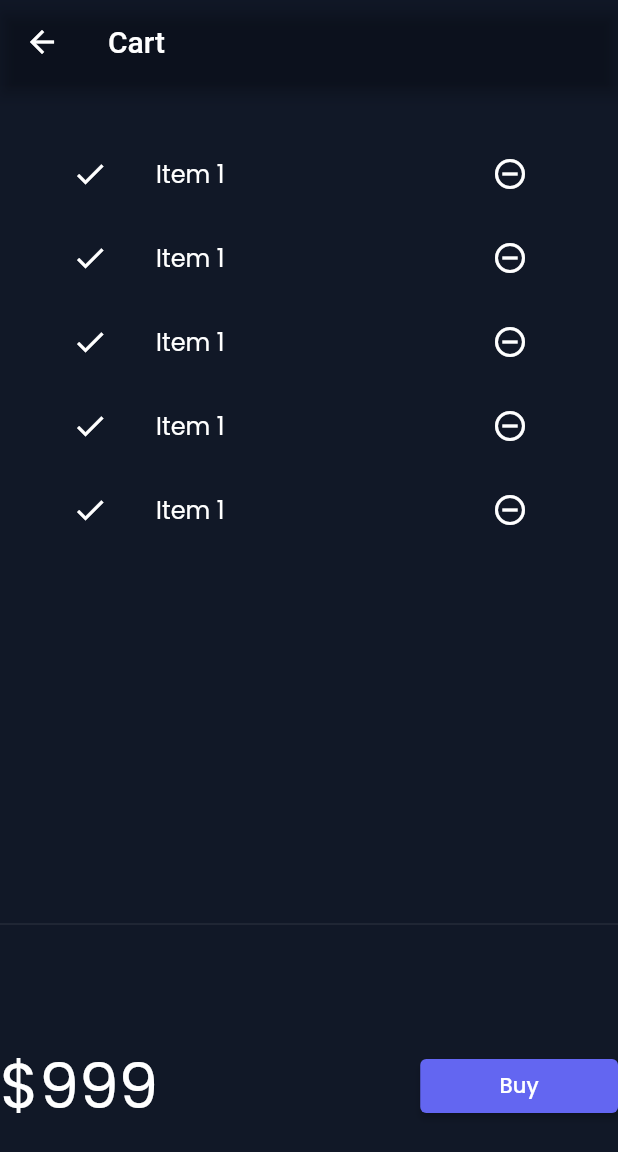
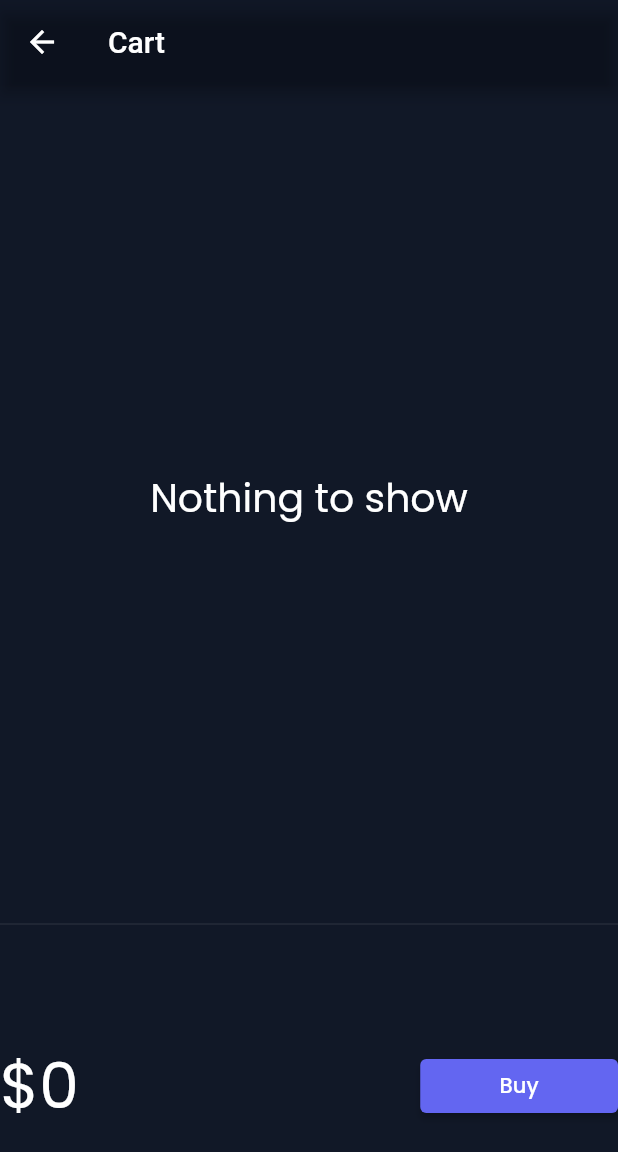
Before and after one commit to VanshitaKanodia/Catalog_app, a Flutter app: the HomePage screen opened by its route, after a tap on an icon or button, on a phone screen of 412 x 824 dp. Shown: the top 1152 px of the screen. Run offline on Flutter 3.47's test engine with Material 2 defaults, Android fonts, the phone set to English and light mode, and no system bars; drawn by our look-alikes of velocity_x; our stand-ins replace google_fonts; network calls fail.

Commit message:
state management in progress

```diff
--- a/lib/models/cart.dart
+++ b/lib/models/cart.dart
@@ -1,7 +1,11 @@
 import 'package:commercial_app/models/catalog.dart';
 
 class CartModel {
-  //Catalog fields
+  // static final cartModel = CartModel._internal();
+  // CartModel._internal();
+  // factory CartModel() => cartModel;
+
+  // catalog fields
   late CatalogModel _catalog;
 
   //Collection of IDs, store items of each id
--- a/lib/models/catalog.dart
+++ b/lib/models/catalog.dart
@@ -1,7 +1,12 @@
+
+class CatalogModel {
+
+  // static final catModel = CatalogModel._internal();
+  // CatalogModel._internal();
+  // factory CatalogModel() => catModel;
 
 
-class CatalogModel {
-  static List<Item> items = [];
+  static late List<Item> items;
   // = [
   //   Item(
   //   id: 'Codepur001',
@@ -14,20 +19,20 @@ class CatalogModel {
   // ];
 
   //Get item by ID
-  Item getById(int id) => items.firstWhere((element) => element.id == id, orElse: null);
+  // ignore: null_closures
+  Item getById(dynamic id) => items.firstWhere((element) => element.id == id, orElse: null);
 
   //Get item by position
-  Item getByPos(int pos) => items[pos];
-
+  Item getByPosition(int pos) => items[pos];
 }
 
   class Item {
-    late final int id;
-    late final String name;
-    late final String desc;
-    late final num price;
-    late final String color;
-    late final String image;
+    final int id;
+    final String name;
+    final String desc;
+    final num price;
+    final String color;
+    final String image;
 
 
     Item(
@@ -36,7 +41,7 @@ class CatalogModel {
 
 //factory is used as we are calling final functions or it helps in choosing from the list of the items
     factory Item.fromMap(Map<String, dynamic> map){
-     return Item(
+      return Item(
         id: map['id'],
         price: map['price'],
         color: map['color'],
--- a/lib/pages/cart_page.dart
+++ b/lib/pages/cart_page.dart
@@ -1,8 +1,11 @@
+import 'package:commercial_app/models/cart.dart';
 import 'package:flutter/material.dart';
 import 'package:velocity_x/velocity_x.dart';
 
 
 class CartPage extends StatelessWidget {
+  const CartPage({Key? key}) : super(key: key);
+
 
   @override
   Widget build(BuildContext context) {
@@ -14,8 +17,8 @@ class CartPage extends StatelessWidget {
       ),
       body: Column(
         children: [
-          _CartList().p32().expand(),
-          Divider(),
+           _CartList().p32().expand(),
+           Divider(),
           _CartTotal(),
         ],
       ),
@@ -25,17 +28,18 @@ class CartPage extends StatelessWidget {
 
 
 class _CartTotal extends StatelessWidget {
-  const _CartTotal({Key? key}) : super(key: key);
-
+  final _cart = CartModel();
   @override
   Widget build(BuildContext context) {
-    return SizedBox(height: 200,
+    return SizedBox(
+      height: 200,
     child: Row(
       mainAxisAlignment: MainAxisAlignment.spaceBetween,
       children: [
-        "\$999".text.xl5.color(context.theme.accentColor).make(),
+        "\$${_cart.totalPrice}".text.xl5.color(context.theme.accentColor).make(),
         30.widthBox,
-        ElevatedButton(onPressed: (){
+        ElevatedButton(
+          onPressed: (){
           ScaffoldMessenger.of(context).showSnackBar(SnackBar(content: "Buying not supported yet".text.make()));
         },
           style: ButtonStyle(backgroundColor:
@@ -43,28 +47,26 @@ class _CartTotal extends StatelessWidget {
             child: "Buy".text.white.make(),
         ).w32(context),
       ],
-    ),);
+    ),
+    );
   }
 }
 
 
-class _CartList extends StatefulWidget {
-  const _CartList({Key? key}) : super(key: key);
-
-  @override
-  State<_CartList> createState() => _CartListState();
-}
-
-class _CartListState extends State<_CartList> {
+class _CartList extends StatelessWidget{
+  final _cart = CartModel();
   @override
   Widget build(BuildContext context) {
-    return ListView.builder(
-      itemCount: 5,
+    return _cart.items.isEmpty?"Nothing to show".text.xl3.makeCentered() : ListView.builder(
+      itemCount: _cart.items.length,
       itemBuilder: (context, index) => ListTile(
         leading: Icon(Icons.done),
-        trailing: IconButton(onPressed: (){},
+        trailing: IconButton(onPressed: (){
+          _cart.remove(_cart.items[index]);
+          // setState(() {});
+        },
             icon: Icon(Icons.remove_circle_outline)),
-        title: "Item 1".text.make(),
+        title:_cart.items[index].name.text.make(),
       )
     );
   }
--- a/lib/pages/home_page.dart
+++ b/lib/pages/home_page.dart
@@ -12,13 +12,15 @@ import '../widgets/home_widgets/catalog_list.dart';
 
 
 class HomePage extends StatefulWidget {
+  const HomePage({Key? key}) : super(key: key);
+
   @override
   State<HomePage> createState() => _HomePageState();
 }
 
 
-final int days = 30;
-final String name = 'Vanshita';
+const int days = 30;
+const String name = 'Vanshita';
 
 class _HomePageState extends State<HomePage> {
 
@@ -32,9 +34,9 @@ class _HomePageState extends State<HomePage> {
   }
 
   loadData() async {
-    await Future.delayed(Duration(seconds: 1));
-    final catelogJson = await rootBundle.loadString('files/catelog.json');
-    final decodedData = jsonDecode(catelogJson);
+    await Future.delayed(const Duration(seconds: 1));
+    final catalogJson = await rootBundle.loadString('files/catelog.json');
+    final decodedData = jsonDecode(catalogJson);
     var productData = decodedData["products"];
     CatalogModel.items =
         List.from(productData).map<Item>((item) => Item.fromMap(item)).toList();
@@ -47,11 +49,11 @@ class _HomePageState extends State<HomePage> {
   @override
   Widget build(BuildContext context) {
     return Scaffold(
-      backgroundColor: Theme.of(context).cardColor,
+      backgroundColor: context.canvasColor,
       floatingActionButton: FloatingActionButton(
         onPressed: ()=> Navigator.pushNamed(context, MyRoutes.cartRoute),
-        backgroundColor: Theme.of(context).buttonColor,
-        child: Icon(CupertinoIcons.cart,
+        backgroundColor: context.theme.buttonColor,
+        child: const Icon(CupertinoIcons.cart,
         color: Colors.white,
         ),
       ),
@@ -67,7 +69,7 @@ class _HomePageState extends State<HomePage> {
                 //We just expand a widget by writing expand only
                CatalogList().py16().expand()
               else
-                CircularProgressIndicator().centered().expand(),
+                const CircularProgressIndicator().centered().expand(),
             ],
           ),
         ),
--- /dev/null
+++ b/lib/widgets/home_widgets/add_to_cart.dart
@@ -0,0 +1,37 @@
+import 'package:flutter/cupertino.dart';
+import 'package:flutter/material.dart';
+import 'package:velocity_x/velocity_x.dart';
+import '../../models/cart.dart';
+import '../../models/catalog.dart';
+
+
+class AddToCart extends StatelessWidget {
+  final Item catalog;
+
+  AddToCart({required this.catalog});
+
+  final _cart = CartModel();
+
+  @override
+  Widget build(BuildContext context) {
+    bool isInCart = _cart.items.contains(catalog) ? true : false;
+    return ElevatedButton(
+      style: ButtonStyle(
+          backgroundColor: MaterialStateProperty.all(Theme
+              .of(context)
+              .buttonColor),
+          shape: MaterialStateProperty.all(const StadiumBorder())
+      ),
+      onPressed: () {
+        if (!isInCart) {
+          isInCart = isInCart.toggle();
+          final _catalog = CatalogModel();
+          _cart.catalog = _catalog;
+          _cart.add(catalog);
+          // setState(() {});
+        }
+      },
+      child: isInCart ? Icon(Icons.done) : Icon(CupertinoIcons.cart_badge_plus),
+    );
+  }
+}
--- a/lib/widgets/home_widgets/catalog_list.dart
+++ b/lib/widgets/home_widgets/catalog_list.dart
@@ -2,13 +2,13 @@ import 'package:commercial_app/pages/home_detail_page.dart';
 import 'package:flutter/material.dart';
 import 'package:velocity_x/velocity_x.dart';
 import 'package:commercial_app/models/catalog.dart';
+import 'add_to_cart.dart';
 import 'catalog_image.dart';
 
 
 
-
-
 class CatalogList extends StatelessWidget {
+  const CatalogList({Key? key}) : super(key: key);
 
   @override
   Widget build(BuildContext context) {
@@ -29,7 +29,8 @@ class CatalogList extends StatelessWidget {
 
 class CatalogItem extends StatelessWidget {
   final Item catalog;
-  CatalogItem({required this.catalog}): assert(catalog != null);
+
+  const CatalogItem({Key? key, required this.catalog}) : super(key: key);
 
   @override
   Widget build(BuildContext context) {
@@ -46,7 +47,12 @@ class CatalogItem extends StatelessWidget {
               crossAxisAlignment: CrossAxisAlignment.start,
               mainAxisAlignment: MainAxisAlignment.center,
               children: [
-                catalog.name.text.lg.color(Theme.of(context).accentColor).bold.make(),
+                catalog.name.text.lg
+                    .color(Theme
+                    .of(context)
+                    .accentColor)
+                    .bold
+                    .make(),
                 catalog.desc.text.textStyle(context.captionStyle).make(),
                 10.heightBox,
                 ButtonBar(
@@ -54,20 +60,18 @@ class CatalogItem extends StatelessWidget {
                   buttonPadding: EdgeInsets.zero,
                   children: [
                     '\$${catalog.price}'.text.bold.xl.make(),
-                    ElevatedButton(
-                      style: ButtonStyle(
-                          backgroundColor: MaterialStateProperty.all(Theme.of(context).buttonColor),
-                          shape: MaterialStateProperty.all(StadiumBorder())
-                      ),
-                      onPressed: (){},
-                      child: 'Add to cart'.text.make(),
-                    )
+                    AddToCart(catalog: catalog),
                   ],
                 ).pOnly(right: 8.0)
               ],
             ))
           ],
         )
-    ).color(context.cardColor).rounded.square(150).make().p16();
+    )
+        .color(context.cardColor)
+        .rounded
+        .square(150)
+        .make()
+        .p16();
   }
 }
```
Also changed, not shown: lib/core/store.dart (added, +16 -0 lines), lib/main.dart (+7 -2 lines), lib/pages/home_detail_page.dart (+6 -11 lines).
